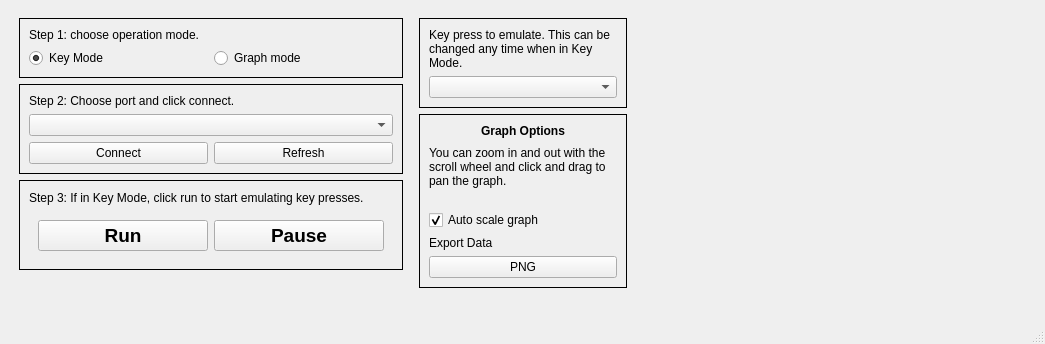
Old version of the form connect.ui in the repository BB121-LAB/arduino_connect.
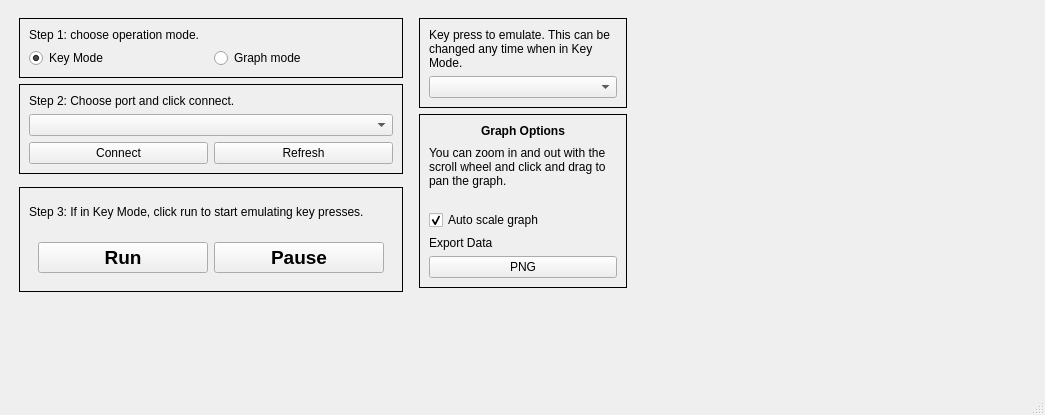
New version of the form. Custom widgets are drawn as their Qt base class.

Commit message: Minimum window size change for MacOS bug

Diff of the .ui file:
```diff
--- a/connect.ui
+++ b/connect.ui
@@ -7,13 +7,13 @@
     <x>0</x>
     <y>0</y>
     <width>1045</width>
-    <height>344</height>
+    <height>415</height>
    </rect>
   </property>
   <property name="minimumSize">
    <size>
     <width>1045</width>
-    <height>344</height>
+    <height>415</height>
    </size>
   </property>
   <property name="maximumSize">
@@ -43,7 +43,7 @@
            <property name="minimumSize">
             <size>
              <width>384</width>
-             <height>90</height>
+             <height>105</height>
             </size>
            </property>
            <property name="maximumSize">
```
The commit also changes 1 other file.
